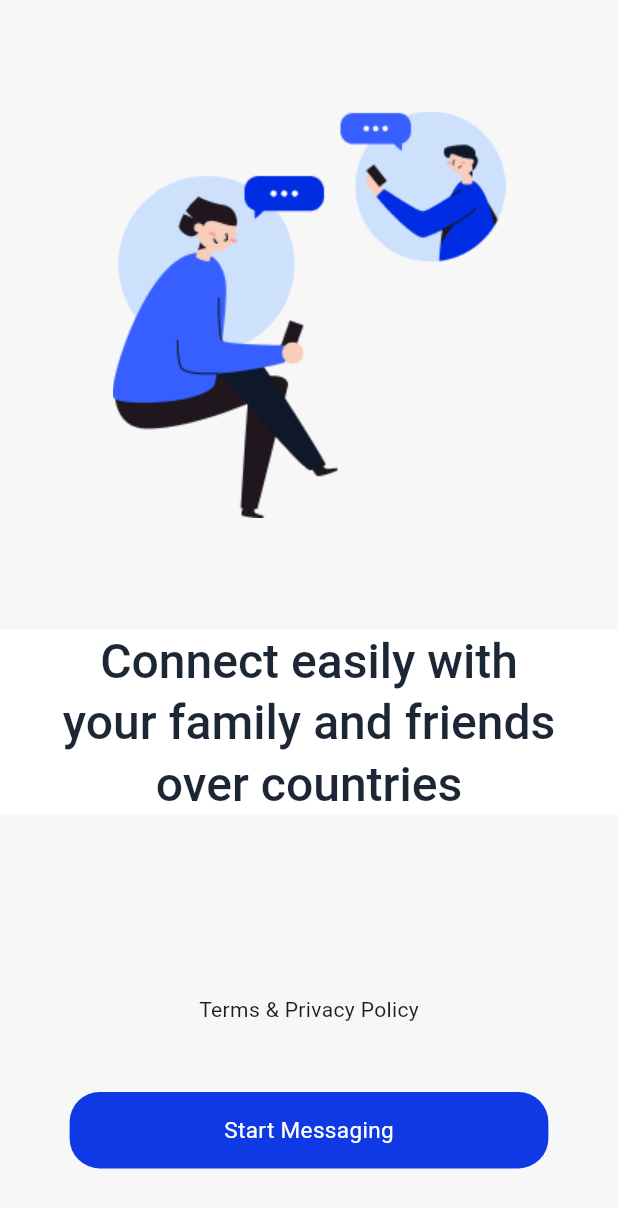
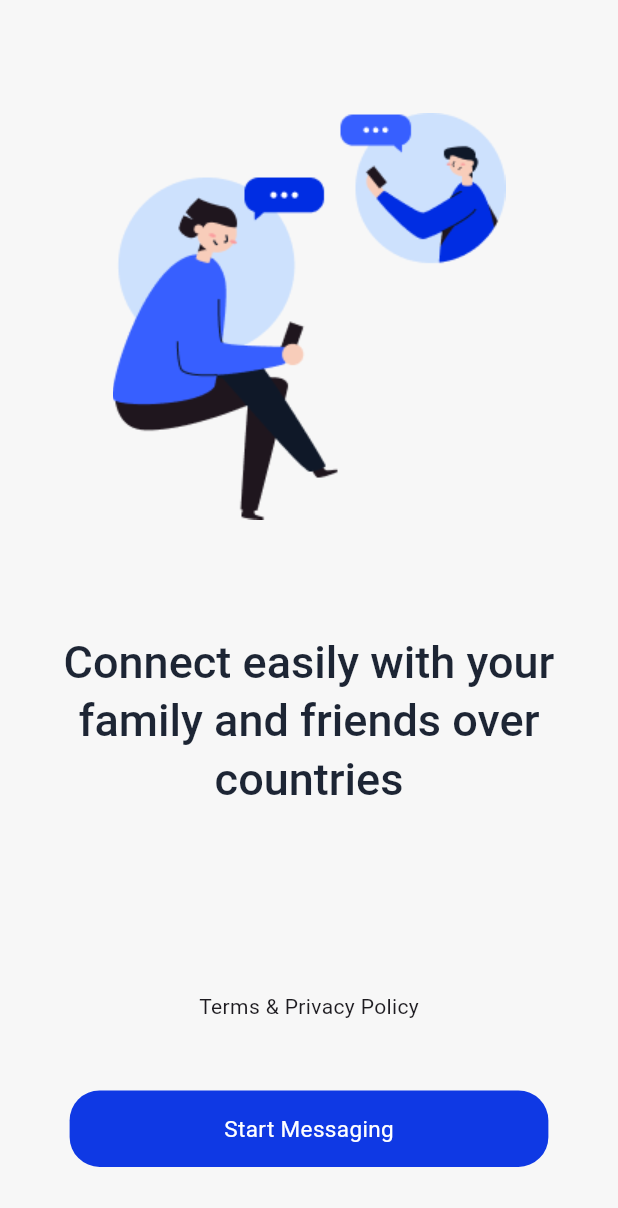
Before and after one commit to ShubhamS40/VibeChat, a Flutter app: the screen it shows after launch, on a phone screen of 412 x 824 dp. Shown: the top 1208 px of the screen. Run offline on Flutter 3.47's test engine with Material 3 defaults, Android fonts, the phone set to English and light mode, and no system bars.

Commit message:
update the code

```diff
--- a/lib/main.dart
+++ b/lib/main.dart
@@ -20,7 +20,7 @@ class MyApp extends StatelessWidget {
           textTheme: TextTheme(
               headlineMedium: TextStyle(
                   color: Color(0xF00F1828),
-                  fontSize: 32,
+                  fontSize: 30,
                   fontWeight: FontWeight.w500),
               headlineSmall: TextStyle(fontSize: 10, color: Colors.black)),
 
--- a/lib/screen/walkthrough.dart
+++ b/lib/screen/walkthrough.dart
@@ -23,8 +23,7 @@ class Walkthrough extends StatelessWidget {
             Container(
                 alignment: Alignment.center,
                 padding: EdgeInsets.symmetric(horizontal: 35),
-                decoration: BoxDecoration(
-                    color: const Color.fromARGB(255, 255, 255, 255)),
+                decoration: BoxDecoration(),
                 child: Text(
                   "Connect easily with your family and friends over countries",
                   style: Theme.of(context).textTheme.headlineMedium,
```
